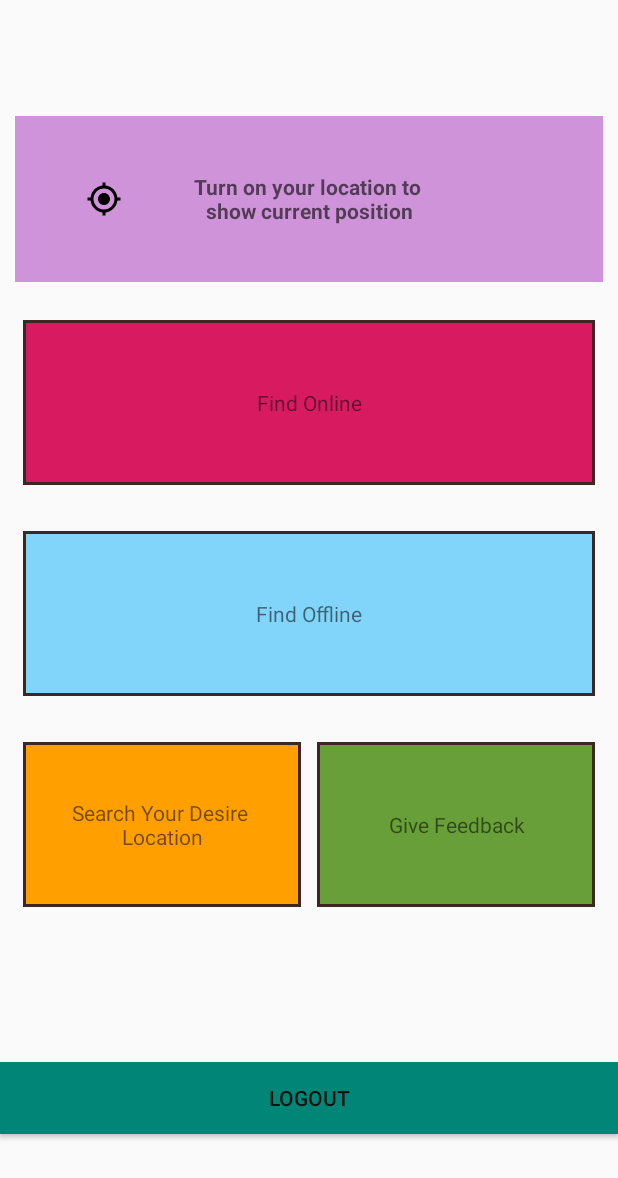
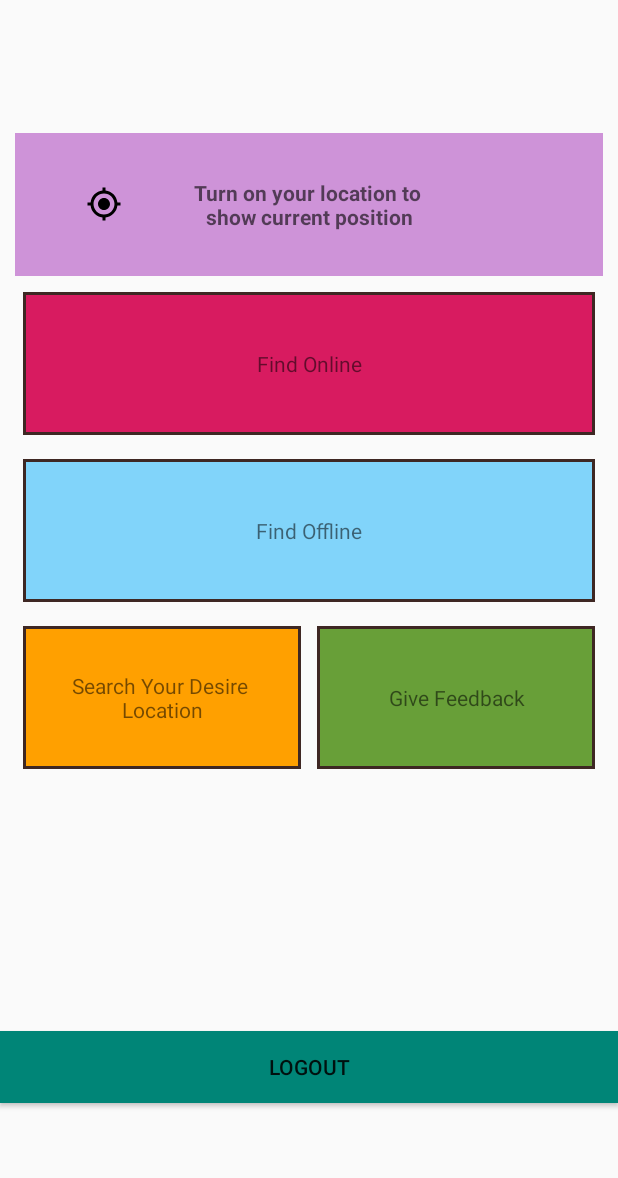
Before and after one commit to tanvir-durlove/Locator, an Android app: the layout activity_main.xml on its own in the app's theme, with its tools: preview values and no code run, on a phone screen of 412 x 824 dp. Shown: the top 1178 px of the screen. Run offline under Robolectric (Android 15) with nearby library versions, the phone set to English and light mode, and no system bars.

Commit message:
Project update

```diff
--- a/app/src/main/res/layout/activity_main.xml
+++ b/app/src/main/res/layout/activity_main.xml
@@ -16,7 +16,10 @@
             android:id="@+id/rl"
             android:layout_width="match_parent"
             android:layout_height="wrap_content"
-            android:layout_margin="10dp"
+            android:layout_marginLeft="10dp"
+            android:layout_marginRight="10dp"
+            android:layout_marginBottom="5dp"
+            android:layout_marginTop="0dp"
             android:background="#ce93d8">
 
             <ImageView
@@ -32,13 +35,12 @@
             <TextView
                 android:id="@+id/current_address"
                 android:layout_width="wrap_content"
-                android:layout_height="100dp"
+                android:layout_height="95dp"
                 android:gravity="center"
                 android:layout_centerInParent="true"
                 android:hint="Turn on your location to \nshow current position"
                 android:textStyle="bold"
                 android:lines="5"
-                android:layout_margin="5dp"
                 android:padding="5dp"
                 android:textAppearance="@style/TextAppearance.AppCompat.Small" />
         </RelativeLayout>
@@ -49,15 +51,17 @@
             android:layout_width="match_parent"
             android:layout_height="wrap_content"
             android:layout_below="@+id/rl"
-            android:layout_margin="10dp"
-            android:baselineAligned="false"
+            android:layout_marginLeft="10dp"
+            android:layout_marginRight="10dp"
+            android:layout_marginBottom="5dp"
+            android:layout_marginTop="0dp"            android:baselineAligned="false"
             android:orientation="horizontal">
 
 
             <RelativeLayout
                 android:id="@+id/rl_search_online"
                 android:layout_width="0dp"
-                android:layout_height="110dp"
+                android:layout_height="95dp"
                 android:layout_margin="5dp"
                 android:layout_weight="1"
                 android:background="@drawable/card_background">
@@ -76,14 +80,16 @@
             android:layout_width="match_parent"
             android:layout_height="wrap_content"
             android:layout_below="@+id/find_online"
-            android:layout_margin="10dp"
-            android:baselineAligned="false"
+            android:layout_marginLeft="10dp"
+            android:layout_marginRight="10dp"
+            android:layout_marginBottom="5dp"
+            android:layout_marginTop="0dp"            android:baselineAligned="false"
             android:orientation="horizontal">
 
             <RelativeLayout
                 android:id="@+id/offline_content"
                 android:layout_width="0dp"
-                android:layout_height="110dp"
+                android:layout_height="95dp"
                 android:layout_margin="5dp"
                 android:layout_weight="1"
                 android:background="@drawable/card_background">
@@ -102,14 +108,17 @@
             android:layout_width="match_parent"
             android:layout_height="wrap_content"
             android:layout_below="@+id/find_offline"
-            android:layout_margin="10dp"
+            android:layout_marginLeft="10dp"
+            android:layout_marginRight="10dp"
+            android:layout_marginBottom="40dp"
+            android:layout_marginTop="0dp"
             android:baselineAligned="false"
             android:orientation="horizontal">
 
             <RelativeLayout
                 android:id="@+id/rl_search_offline"
                 android:layout_width="0dp"
-                android:layout_height="110dp"
+                android:layout_height="95dp"
                 android:layout_margin="5dp"
                 android:layout_weight="1"
                 android:background="@drawable/card_background">
@@ -125,7 +134,7 @@
             <RelativeLayout
                 android:id="@+id/feedback"
                 android:layout_width="0dp"
-                android:layout_height="110dp"
+                android:layout_height="95dp"
                 android:layout_margin="5dp"
                 android:layout_weight="1"
                 android:background="@drawable/card_background">
```
